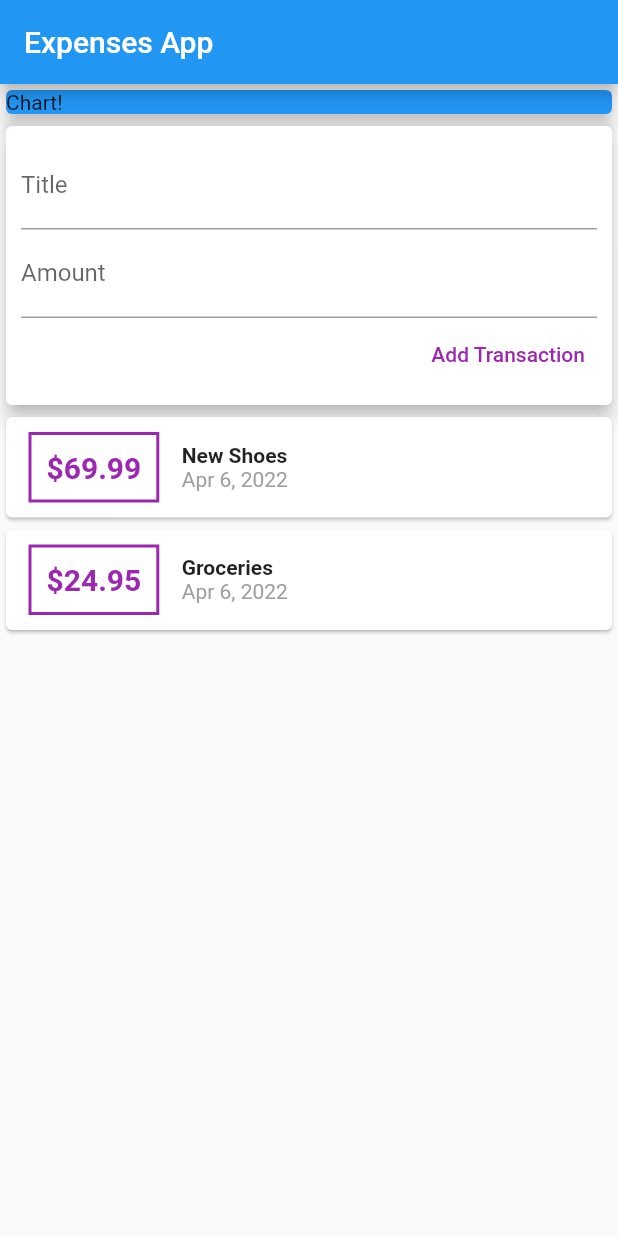
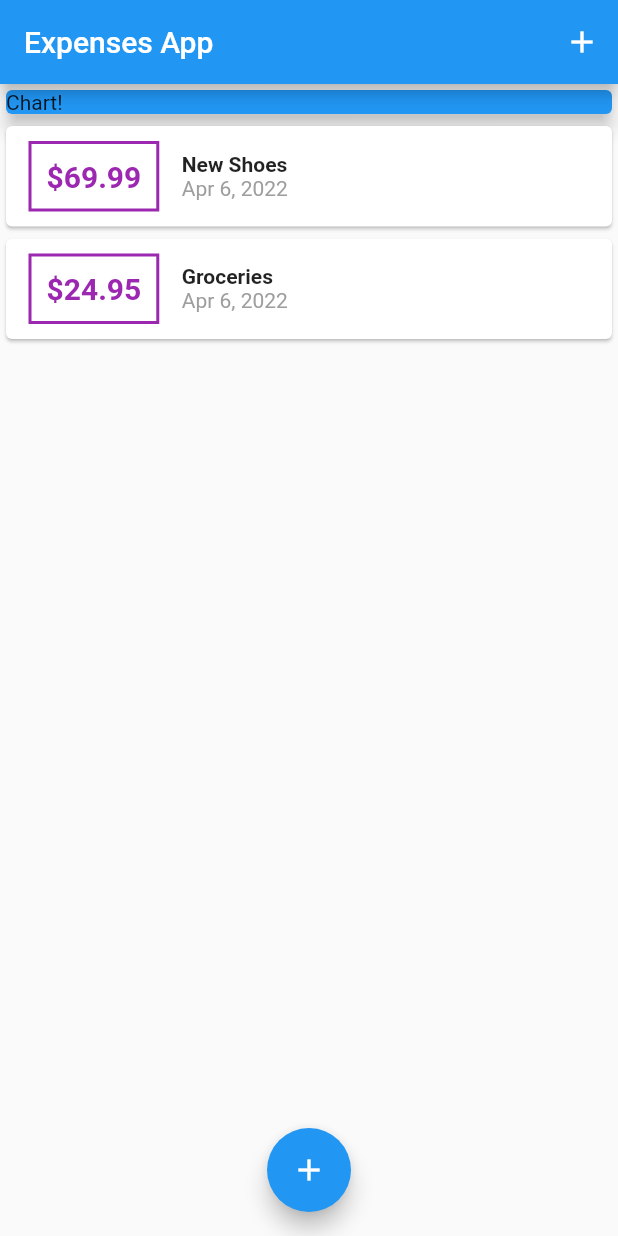
Before and after one commit to curtis-clement/flutter_expense_tracker, a Flutter app: the screen it shows after launch, on a phone screen of 412 x 824 dp. Run offline on Flutter 3.47's test engine with Material 2 defaults, Android fonts, the phone set to English and light mode, and no system bars.

Commit message:
lift state and make new transaction show on + button click from bottom

```diff
--- a/lib/main.dart
+++ b/lib/main.dart
@@ -1,7 +1,9 @@
-import 'package:expenses_tracker/widgets/userTransactions.dart';
 import 'package:flutter/material.dart';
 
-import './widgets/userTransactions.dart';
+import './widgets/newTransaction.dart';
+import './widgets/transactionList.dart';
+
+import './models/transaction.dart';
 
 void main() => runApp(MyApp());
 
@@ -15,13 +17,60 @@ class MyApp extends StatelessWidget {
   }
 }
 
-class MyHomePage extends StatelessWidget {
+class MyHomePage extends StatefulWidget {
+  @override
+  MyHomePageState createState() => MyHomePageState();
+}
+
+class MyHomePageState extends State<MyHomePage> {
+  final List<Transaction> _userTransactions = [
+    Transaction(
+      id: 'a1',
+      title: 'New Shoes',
+      amount: 69.99,
+      date: DateTime.now(),
+    ),
+    Transaction(
+      id: 'a2',
+      title: 'Groceries',
+      amount: 24.95,
+      date: DateTime.now(),
+    )
+  ];
+
+  void _addNewTransaction(String title, double amount) {
+    final newTransaction = Transaction(
+      id: DateTime.now().toString(),
+      title: title,
+      amount: amount,
+      date: DateTime.now(),
+    );
+
+    setState(() {
+      _userTransactions.add(newTransaction);
+    });
+  }
+
+  void _showAddNewTransaction(BuildContext ctx) {
+    showModalBottomSheet(
+      context: ctx,
+      builder: (builderContext) {
+        return NewTransaction(_addNewTransaction);
+      },
+    );
+  }
 
   @override
   Widget build(BuildContext context) {
     return Scaffold(
       appBar: AppBar(
         title: const Text('Expenses App'),
+        actions: <Widget>[
+          IconButton(
+            onPressed: () => _showAddNewTransaction(context),
+            icon: Icon(Icons.add),
+          ),
+        ],
       ),
       body: SingleChildScrollView(
         child: Column(
@@ -36,9 +85,14 @@ class MyHomePage extends StatelessWidget {
                 elevation: 5,
               ),
             ),
-            UserTransactions(),
+            TrasanctionList(_userTransactions),
           ],
         ),
+      ),
+      floatingActionButtonLocation: FloatingActionButtonLocation.centerFloat,
+      floatingActionButton: FloatingActionButton(
+        onPressed: () => _showAddNewTransaction(context),
+        child: Icon(Icons.add),
       ),
     );
   }
--- a/lib/widgets/transactionList.dart
+++ b/lib/widgets/transactionList.dart
@@ -10,8 +10,10 @@ class TrasanctionList extends StatelessWidget {
 
   @override
   Widget build(BuildContext context) {
-    return Column(
-      children: transactions.map((item) {
+    return Container(
+      height: 400,
+      child: ListView.builder(
+        itemBuilder: ((context, index) {
           return Card(
             child: Row(
               children: <Widget>[
@@ -28,7 +30,7 @@ class TrasanctionList extends StatelessWidget {
                   ),
                   padding: EdgeInsets.all(10),
                   child: Text(
-                  '\$${item.amount}',
+                    '\$${transactions[index].amount}',
                     style: TextStyle(
                       fontWeight: FontWeight.bold,
                       fontSize: 20,
@@ -40,14 +42,14 @@ class TrasanctionList extends StatelessWidget {
                   crossAxisAlignment: CrossAxisAlignment.start,
                   children: <Widget>[
                     Text(
-                    item.title,
+                      transactions[index].title,
                       style: TextStyle(
                         fontSize: 14,
                         fontWeight: FontWeight.bold,
                       ),
                     ),
                     Text(
-                    DateFormat.yMMMd().format(item.date),
+                      DateFormat.yMMMd().format(transactions[index].date),
                       style: TextStyle(
                         color: Colors.grey,
                       ),
@@ -57,7 +59,9 @@ class TrasanctionList extends StatelessWidget {
               ],
             ),
           );
-      }).toList(),
+        }),
+        itemCount: transactions.length,
+      ),
     );
   }
 }
--- a/lib/widgets/userTransactions.dart
+++ /dev/null
@@ -1,51 +0,0 @@
-import 'package:flutter/material.dart';
-
-import './newTransaction.dart';
-import './transactionList.dart';
-
-import '../models/transaction.dart';
-
-class UserTransactions extends StatefulWidget {
-  @override
-  State<UserTransactions> createState() => _UserTransactionsState();
-}
-
-class _UserTransactionsState extends State<UserTransactions> {
-  final List<Transaction> _userTransactions = [
-    Transaction(
-      id: 'a1',
-      title: 'New Shoes',
-      amount: 69.99,
-      date: DateTime.now(),
-    ),
-    Transaction(
-      id: 'a2',
-      title: 'Groceries',
-      amount: 24.95,
-      date: DateTime.now(),
-    )
-  ];
-
-  void _addNewTransaction(String title, double amount) {
-    final newTransaction = Transaction(
-      id: DateTime.now().toString(),
-      title: title,
-      amount: amount,
-      date: DateTime.now(),
-    );
-
-    setState(() {
-      _userTransactions.add(newTransaction);
-    });
-  }
-
-  @override
-  Widget build(BuildContext context) {
-    return Column(
-      children: <Widget>[
-        NewTransaction(_addNewTransaction),
-        TrasanctionList(_userTransactions),
-      ],
-    );
-  }
-}
```
Also changed, not shown: lib/widgets/newTransaction.dart (+18 -6 lines), 1 other file. Lines whose indentation alone changed are shown as unchanged.
